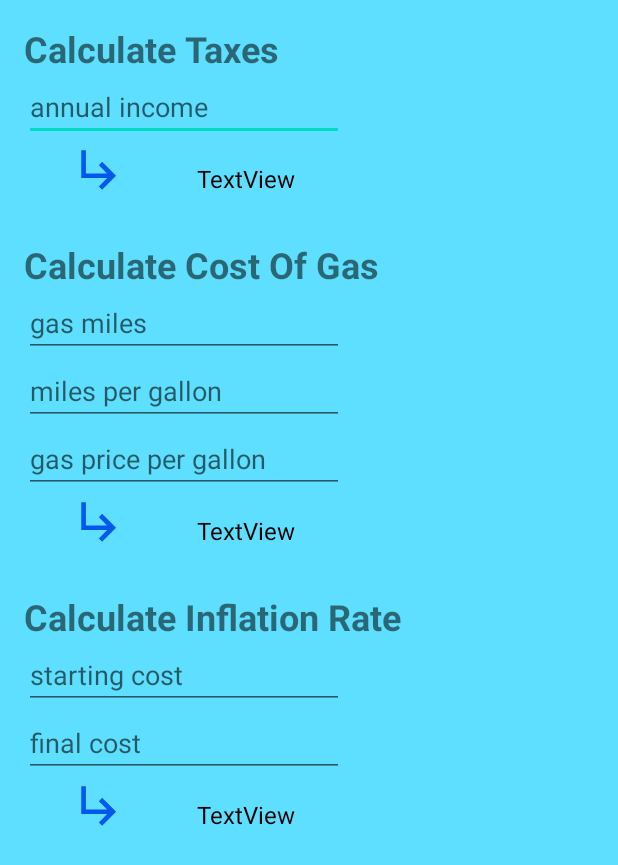
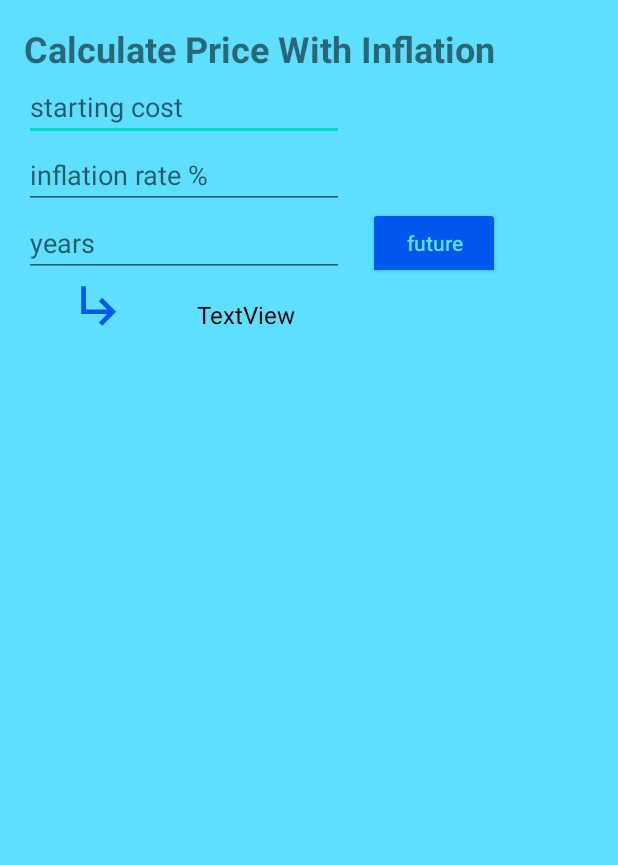
Before and after one commit to edcres/for-fun, an Android app: the layout activity_main.xml on its own in the app's theme, with its tools: preview values and no code run, on a phone screen of 412 x 824 dp. Shown: the top 865 px of the screen. Run offline under Robolectric (Android 15) with nearby library versions, the light colour scheme and no system bars.

Commit message:
Inflation value UI done.

```diff
--- a/interest-inflation-clalc/app/src/main/java/com/example/interestinflationcalc/MainActivity.kt
+++ b/interest-inflation-clalc/app/src/main/java/com/example/interestinflationcalc/MainActivity.kt
@@ -60,6 +60,22 @@ class MainActivity : AppCompatActivity() {
                     inflationRateAnswerTxt.text = getInflationRate(
                         inflationRateStartStr.toDouble(),
                         inflationRateEndStr.toDouble()
+                    ).toString()
+                }   // todo: make sure the answer is in percent
+            }
+
+            inflationValueBtn.setOnClickListener {
+                val inflationValStartStr = inflationValStartEt.text.toString()
+                val inflationRateStr = inflationRateEt.text.toString()
+                val inflationYearsStr = inflationYearsEt.text.toString()
+                if (inflationValStartStr.isNotEmpty() && inflationRateStr.isNotEmpty()
+                    && inflationYearsStr.isNotEmpty()
+                ) {
+                    inflationValueAnswerTxt.text = getPriceWithInflation(
+                        inflationValStartStr.toDouble(),
+                        inflationRateStr.toDouble() / 100,
+                        inflationYearsStr.toInt(),
+                        pastInflationToggleBtn.isChecked    // if true is past
                     ).toString()
                 }
             }
--- a/interest-inflation-clalc/app/src/main/res/layout/activity_main.xml
+++ b/interest-inflation-clalc/app/src/main/res/layout/activity_main.xml
@@ -16,31 +16,234 @@
 
             <androidx.constraintlayout.widget.ConstraintLayout
                 android:layout_width="match_parent"
-                android:layout_height="600dp">
+                android:layout_height="700dp">
+
+<!--                <TextView-->
+<!--                    android:id="@+id/calc_taxes_txt"-->
+<!--                    android:layout_width="wrap_content"-->
+<!--                    android:layout_height="wrap_content"-->
+<!--                    android:layout_margin="16dp"-->
+<!--                    android:text="Calculate Taxes"-->
+<!--                    android:textSize="24sp"-->
+<!--                    android:textStyle="bold"-->
+<!--                    app:layout_constraintStart_toStartOf="parent"-->
+<!--                    app:layout_constraintTop_toTopOf="parent" />-->
+
+<!--                <EditText-->
+<!--                    android:id="@+id/annual_income_et"-->
+<!--                    android:layout_width="wrap_content"-->
+<!--                    android:layout_height="wrap_content"-->
+<!--                    android:ems="10"-->
+<!--                    android:hint="annual income"-->
+<!--                    android:inputType="number|numberDecimal"-->
+<!--                    app:layout_constraintStart_toStartOf="@+id/calc_taxes_txt"-->
+<!--                    app:layout_constraintTop_toBottomOf="@+id/calc_taxes_txt" />-->
+
+<!--                <ImageButton-->
+<!--                    android:id="@+id/annual_income_btn"-->
+<!--                    android:layout_width="wrap_content"-->
+<!--                    android:layout_height="wrap_content"-->
+<!--                    android:layout_marginStart="16dp"-->
+<!--                    android:background="@color/transparent"-->
+<!--                    android:paddingStart="16dp"-->
+<!--                    android:paddingEnd="16dp"-->
+<!--                    android:paddingBottom="16dp"-->
+<!--                    app:layout_constraintStart_toStartOf="@+id/annual_income_et"-->
+<!--                    app:layout_constraintTop_toBottomOf="@+id/annual_income_et"-->
+<!--                    app:srcCompat="@drawable/ic_enter_24" />-->
+
+<!--                <TextView-->
+<!--                    android:id="@+id/annual_income_answer_txt"-->
+<!--                    android:layout_width="wrap_content"-->
+<!--                    android:layout_height="wrap_content"-->
+<!--                    android:text="TextView"-->
+<!--                    android:textColor="@color/black"-->
+<!--                    android:textSize="16sp"-->
+<!--                    app:layout_constraintBottom_toBottomOf="@+id/annual_income_btn"-->
+<!--                    app:layout_constraintEnd_toEndOf="@+id/annual_income_et"-->
+<!--                    app:layout_constraintStart_toEndOf="@+id/annual_income_btn"-->
+<!--                    app:layout_constraintTop_toTopOf="@+id/annual_income_btn" />-->
+
+<!--                <TextView-->
+<!--                    android:id="@+id/gas_cost_txt"-->
+<!--                    android:layout_width="wrap_content"-->
+<!--                    android:layout_height="wrap_content"-->
+<!--                    android:layout_margin="16dp"-->
+<!--                    android:text="Calculate Cost Of Gas"-->
+<!--                    android:textSize="24sp"-->
+<!--                    android:textStyle="bold"-->
+<!--                    app:layout_constraintStart_toStartOf="parent"-->
+<!--                    app:layout_constraintTop_toBottomOf="@+id/annual_income_btn" />-->
+
+<!--                <EditText-->
+<!--                    android:id="@+id/gas_miles_et"-->
+<!--                    android:layout_width="wrap_content"-->
+<!--                    android:layout_height="wrap_content"-->
+<!--                    android:ems="10"-->
+<!--                    android:hint="gas miles"-->
+<!--                    android:inputType="number|numberDecimal"-->
+<!--                    app:layout_constraintStart_toStartOf="@+id/gas_cost_txt"-->
+<!--                    app:layout_constraintTop_toBottomOf="@+id/gas_cost_txt" />-->
+
+<!--                <EditText-->
+<!--                    android:id="@+id/miles_per_gallon_et"-->
+<!--                    android:layout_width="wrap_content"-->
+<!--                    android:layout_height="wrap_content"-->
+<!--                    android:ems="10"-->
+<!--                    android:hint="miles per gallon"-->
+<!--                    android:inputType="number|numberDecimal"-->
+<!--                    app:layout_constraintStart_toStartOf="@+id/gas_miles_et"-->
+<!--                    app:layout_constraintTop_toBottomOf="@+id/gas_miles_et" />-->
+
+<!--                <EditText-->
+<!--                    android:id="@+id/gas_price_per_gallon_et"-->
+<!--                    android:layout_width="wrap_content"-->
+<!--                    android:layout_height="wrap_content"-->
+<!--                    android:ems="10"-->
+<!--                    android:hint="gas price per gallon"-->
+<!--                    android:inputType="number|numberDecimal"-->
+<!--                    app:layout_constraintStart_toStartOf="@+id/miles_per_gallon_et"-->
+<!--                    app:layout_constraintTop_toBottomOf="@+id/miles_per_gallon_et" />-->
+
+<!--                <ImageButton-->
+<!--                    android:id="@+id/gas_cost_btn"-->
+<!--                    android:layout_width="wrap_content"-->
+<!--                    android:layout_height="wrap_content"-->
+<!--                    android:background="@color/transparent"-->
+<!--                    android:layout_marginStart="16dp"-->
+<!--                    android:paddingStart="16dp"-->
+<!--                    android:paddingEnd="16dp"-->
+<!--                    android:paddingBottom="16dp"-->
+<!--                    app:layout_constraintStart_toStartOf="@+id/gas_price_per_gallon_et"-->
+<!--                    app:layout_constraintTop_toBottomOf="@+id/gas_price_per_gallon_et"-->
+<!--                    app:srcCompat="@drawable/ic_enter_24" />-->
+
+<!--                <TextView-->
+<!--                    android:id="@+id/gas_cost_answer_txt"-->
+<!--                    android:layout_width="wrap_content"-->
+<!--                    android:layout_height="wrap_content"-->
+<!--                    android:text="TextView"-->
+<!--                    android:textColor="@color/black"-->
+<!--                    android:textSize="16sp"-->
+<!--                    app:layout_constraintBottom_toBottomOf="@+id/gas_cost_btn"-->
+<!--                    app:layout_constraintEnd_toEndOf="@+id/gas_price_per_gallon_et"-->
+<!--                    app:layout_constraintStart_toEndOf="@+id/annual_income_btn"-->
+<!--                    app:layout_constraintTop_toTopOf="@+id/gas_cost_btn" />-->
+
+<!--                <TextView-->
+<!--                    android:id="@+id/inflation_rate_txt"-->
+<!--                    android:layout_width="wrap_content"-->
+<!--                    android:layout_height="wrap_content"-->
+<!--                    android:layout_margin="16dp"-->
+<!--                    android:text="Calculate Inflation Rate"-->
+<!--                    android:textSize="24sp"-->
+<!--                    android:textStyle="bold"-->
+<!--                    app:layout_constraintStart_toStartOf="parent"-->
+<!--                    app:layout_constraintTop_toBottomOf="@+id/gas_cost_btn" />-->
+
+<!--                <EditText-->
+<!--                    android:id="@+id/inflation_rate_start_et"-->
+<!--                    android:layout_width="wrap_content"-->
+<!--                    android:layout_height="wrap_content"-->
+<!--                    android:ems="10"-->
+<!--                    android:hint="starting cost"-->
+<!--                    android:inputType="number|numberDecimal"-->
+<!--                    app:layout_constraintStart_toStartOf="@+id/inflation_rate_txt"-->
+<!--                    app:layout_constraintTop_toBottomOf="@+id/inflation_rate_txt" />-->
+
+<!--                <EditText-->
+<!--                    android:id="@+id/inflation_rate_end_et"-->
+<!--                    android:layout_width="wrap_content"-->
+<!--                    android:layout_height="wrap_content"-->
+<!--                    android:ems="10"-->
+<!--                    android:hint="final cost"-->
+<!--                    android:inputType="number|numberDecimal"-->
+<!--                    app:layout_constraintStart_toStartOf="@+id/inflation_rate_start_et"-->
+<!--                    app:layout_constraintTop_toBottomOf="@+id/inflation_rate_start_et" />-->
+
+<!--                <ImageButton-->
+<!--                    android:id="@+id/inflation_rate_btn"-->
+<!--                    android:layout_width="wrap_content"-->
+<!--                    android:layout_height="wrap_content"-->
+<!--                    android:background="@color/transparent"-->
+<!--                    android:layout_marginStart="16dp"-->
+<!--                    android:paddingStart="16dp"-->
+<!--                    android:paddingEnd="16dp"-->
+<!--                    android:paddingBottom="16dp"-->
+<!--                    app:layout_constraintStart_toStartOf="@+id/inflation_rate_end_et"-->
+<!--                    app:layout_constraintTop_toBottomOf="@+id/inflation_rate_end_et"-->
+<!--                    app:srcCompat="@drawable/ic_enter_24" />-->
+
+<!--                <TextView-->
+<!--                    android:id="@+id/inflation_rate_answer_txt"-->
+<!--                    android:layout_width="wrap_content"-->
+<!--                    android:layout_height="wrap_content"-->
+<!--                    android:text="TextView"-->
+<!--                    android:textColor="@color/black"-->
+<!--                    android:textSize="16sp"-->
+<!--                    app:layout_constraintBottom_toBottomOf="@+id/inflation_rate_btn"-->
+<!--                    app:layout_constraintEnd_toEndOf="@+id/inflation_rate_end_et"-->
+<!--                    app:layout_constraintStart_toEndOf="@+id/inflation_rate_btn"-->
+<!--                    app:layout_constraintTop_toTopOf="@+id/inflation_rate_btn" />-->
+
 
                 <TextView
-                    android:id="@+id/calc_taxes_txt"
+                    android:id="@+id/price_with_inflation_txt"
                     android:layout_width="wrap_content"
                     android:layout_height="wrap_content"
                     android:layout_margin="16dp"
-                    android:text="Calculate Taxes"
+                    android:text="Calculate Price With Inflation"
                     android:textSize="24sp"
                     android:textStyle="bold"
                     app:layout_constraintStart_toStartOf="parent"
                     app:layout_constraintTop_toTopOf="parent" />
 
                 <EditText
-                    android:id="@+id/annual_income_et"
+                    android:id="@+id/inflation_val_start_et"
                     android:layout_width="wrap_content"
                     android:layout_height="wrap_content"
                     android:ems="10"
-                    android:hint="annual income"
+                    android:hint="starting cost"
                     android:inputType="number|numberDecimal"
-                    app:layout_constraintStart_toStartOf="@+id/calc_taxes_txt"
-                    app:layout_constraintTop_toBottomOf="@+id/calc_taxes_txt" />
+                    app:layout_constraintStart_toStartOf="@+id/price_with_inflation_txt"
+                    app:layout_constraintTop_toBottomOf="@+id/price_with_inflation_txt" />
+
+                <EditText
+                    android:id="@+id/inflation_rate_et"
+                    android:layout_width="wrap_content"
+                    android:layout_height="wrap_content"
+                    android:ems="10"
+                    android:hint="inflation rate %"
+                    android:inputType="number|numberDecimal"
+                    app:layout_constraintStart_toStartOf="@+id/inflation_val_start_et"
+                    app:layout_constraintTop_toBottomOf="@+id/inflation_val_start_et" />
+
+                <EditText
+                    android:id="@+id/inflation_years_et"
+                    android:layout_width="wrap_content"
+                    android:layout_height="wrap_content"
+                    android:ems="10"
+                    android:hint="years"
+                    android:inputType="number|numberDecimal"
+                    app:layout_constraintStart_toStartOf="@+id/inflation_rate_et"
+                    app:layout_constraintTop_toBottomOf="@+id/inflation_rate_et" />
+
+                <ToggleButton
+                    android:id="@+id/past_inflation_toggle_btn"
+                    android:layout_width="wrap_content"
+                    android:layout_height="wrap_content"
+                    android:layout_marginStart="16dp"
+                    android:textOff="future"
+                    android:textOn="past"
+                    android:backgroundTint="@color/highlight"
+                    android:textColor="@color/main"
+                    android:textAllCaps="false"
+                    app:layout_constraintBottom_toBottomOf="@+id/inflation_years_et"
+                    app:layout_constraintStart_toEndOf="@+id/inflation_years_et"
+                    app:layout_constraintTop_toTopOf="@+id/inflation_years_et" />
 
                 <ImageButton
-                    android:id="@+id/annual_income_btn"
+                    android:id="@+id/inflation_value_btn"
                     android:layout_width="wrap_content"
                     android:layout_height="wrap_content"
                     android:layout_marginStart="16dp"
@@ -48,146 +251,21 @@
                     android:paddingStart="16dp"
                     android:paddingEnd="16dp"
                     android:paddingBottom="16dp"
-                    app:layout_constraintStart_toStartOf="@+id/annual_income_et"
-                    app:layout_constraintTop_toBottomOf="@+id/annual_income_et"
+                    app:layout_constraintStart_toStartOf="@+id/inflation_years_et"
+                    app:layout_constraintTop_toBottomOf="@+id/inflation_years_et"
                     app:srcCompat="@drawable/ic_enter_24" />
 
                 <TextView
-                    android:id="@+id/annual_income_answer_txt"
+                    android:id="@+id/inflation_value_answer_txt"
                     android:layout_width="wrap_content"
                     android:layout_height="wrap_content"
                     android:text="TextView"
                     android:textColor="@color/black"
                     android:textSize="16sp"
-                    app:layout_constraintBottom_toBottomOf="@+id/annual_income_btn"
-                    app:layout_constraintEnd_toEndOf="@+id/annual_income_et"
-                    app:layout_constraintStart_toEndOf="@+id/annual_income_btn"
-                    app:layout_constraintTop_toTopOf="@+id/annual_income_btn" />
-
-                <TextView
-                    android:id="@+id/gas_cost_txt"
-                    android:layout_width="wrap_content"
-                    android:layout_height="wrap_content"
-                    android:layout_margin="16dp"
-                    android:text="Calculate Cost Of Gas"
-                    android:textSize="24sp"
-                    android:textStyle="bold"
-                    app:layout_constraintStart_toStartOf="parent"
-                    app:layout_constraintTop_toBottomOf="@+id/annual_income_btn" />
-
-                <EditText
-                    android:id="@+id/gas_miles_et"
-                    android:layout_width="wrap_content"
-                    android:layout_height="wrap_content"
-                    android:ems="10"
-                    android:hint="gas miles"
-                    android:inputType="number|numberDecimal"
-                    app:layout_constraintStart_toStartOf="@+id/gas_cost_txt"
-                    app:layout_constraintTop_toBottomOf="@+id/gas_cost_txt" />
-
-                <EditText
-                    android:id="@+id/miles_per_gallon_et"
-                    android:layout_width="wrap_content"
-                    android:layout_height="wrap_content"
-                    android:ems="10"
-                    android:hint="miles per gallon"
-                    android:inputType="number|numberDecimal"
-                    app:layout_constraintStart_toStartOf="@+id/gas_miles_et"
-                    app:layout_constraintTop_toBottomOf="@+id/gas_miles_et" />
-
-                <EditText
-                    android:id="@+id/gas_price_per_gallon_et"
-                    android:layout_width="wrap_content"
-                    android:layout_height="wrap_content"
-                    android:ems="10"
-                    android:hint="gas price per gallon"
-                    android:inputType="number|numberDecimal"
-                    app:layout_constraintStart_toStartOf="@+id/miles_per_gallon_et"
-                    app:layout_constraintTop_toBottomOf="@+id/miles_per_gallon_et" />
-
-                <ImageButton
-                    android:id="@+id/gas_cost_btn"
-                    android:layout_width="wrap_content"
-                    android:layout_height="wrap_content"
-                    android:background="@color/transparent"
-                    android:layout_marginStart="16dp"
-                    android:paddingStart="16dp"
-                    android:paddingEnd="16dp"
-                    android:paddingBottom="16dp"
-                    app:layout_constraintStart_toStartOf="@+id/gas_price_per_gallon_et"
-                    app:layout_constraintTop_toBottomOf="@+id/gas_price_per_gallon_et"
-                    app:srcCompat="@drawable/ic_enter_24" />
-
-                <TextView
-                    android:id="@+id/gas_cost_answer_txt"
-                    android:layout_width="wrap_content"
-                    android:layout_height="wrap_content"
-                    android:text="TextView"
-                    android:textColor="@color/black"
-                    android:textSize="16sp"
-                    app:layout_constraintBottom_toBottomOf="@+id/gas_cost_btn"
-                    app:layout_constraintEnd_toEndOf="@+id/gas_price_per_gallon_et"
-                    app:layout_constraintStart_toEndOf="@+id/annual_income_btn"
-                    app:layout_constraintTop_toTopOf="@+id/gas_cost_btn" />
-
-                <TextView
-                    android:id="@+id/inflation_rate_txt"
-                    android:layout_width="wrap_content"
-                    android:layout_height="wrap_content"
-                    android:layout_margin="16dp"
-                    android:text="Calculate Inflation Rate"
-                    android:textSize="24sp"
-                    android:textStyle="bold"
-                    app:layout_constraintStart_toStartOf="parent"
-                    app:layout_constraintTop_toBottomOf="@+id/gas_cost_btn" />
-
-                <EditText
-                    android:id="@+id/inflation_rate_start_et"
-                    android:layout_width="wrap_content"
-                    android:layout_height="wrap_content"
-                    android:ems="10"
-                    android:hint="starting cost"
-                    android:inputType="number|numberDecimal"
-                    app:layout_constraintStart_toStartOf="@+id/inflation_rate_txt"
-                    app:layout_constraintTop_toBottomOf="@+id/inflation_rate_txt" />
-
-                <EditText
-                    android:id="@+id/inflation_rate_end_et"
-                    android:layout_width="wrap_content"
-                    android:layout_height="wrap_content"
-                    android:ems="10"
-                    android:hint="final cost"
-                    android:inputType="number|numberDecimal"
-                    app:layout_constraintStart_toStartOf="@+id/inflation_rate_start_et"
-                    app:layout_constraintTop_toBottomOf="@+id/inflation_rate_start_et" />
-
-                <ImageButton
-                    android:id="@+id/inflation_rate_btn"
-                    android:layout_width="wrap_content"
-                    android:layout_height="wrap_content"
-                    android:background="@color/transparent"
-                    android:layout_marginStart="16dp"
-                    android:paddingStart="16dp"
-                    android:paddingEnd="16dp"
-                    android:paddingBottom="16dp"
-                    app:layout_constraintStart_toStartOf="@+id/inflation_rate_end_et"
-                    app:layout_constraintTop_toBottomOf="@+id/inflation_rate_end_et"
-                    app:srcCompat="@drawable/ic_enter_24" />
-
-                <TextView
-                    android:id="@+id/inflation_rate_answer_txt"
-                    android:layout_width="wrap_content"
-                    android:layout_height="wrap_content"
-                    android:text="TextView"
-                    android:textColor="@color/black"
-                    android:textSize="16sp"
-                    app:layout_constraintBottom_toBottomOf="@+id/inflation_rate_btn"
-                    app:layout_constraintEnd_toEndOf="@+id/inflation_rate_end_et"
-                    app:layout_constraintStart_toEndOf="@+id/inflation_rate_btn"
-                    app:layout_constraintTop_toTopOf="@+id/inflation_rate_btn" />
-
-
-
+                    app:layout_constraintBottom_toBottomOf="@+id/inflation_value_btn"
+                    app:layout_constraintEnd_toEndOf="@+id/inflation_years_et"
+                    app:layout_constraintStart_toEndOf="@+id/inflation_value_btn"
+                    app:layout_constraintTop_toTopOf="@+id/inflation_value_btn" />
 
 
 
@@ -204,17 +282,6 @@
 
 
                 <TextView
-                    android:id="@+id/price_with_inflation_txt"
-                    android:layout_width="wrap_content"
-                    android:layout_height="wrap_content"
-                    android:layout_margin="16dp"
-                    android:text="Calculate Price With Inflation"
-                    android:textSize="24sp"
-                    android:textStyle="bold"
-                    app:layout_constraintStart_toStartOf="parent"
-                    app:layout_constraintTop_toBottomOf="parent" />
-
-                <TextView
                     android:id="@+id/simple_interest_txt"
                     android:layout_width="wrap_content"
                     android:layout_height="wrap_content"
@@ -223,7 +290,7 @@
                     android:textSize="24sp"
                     android:textStyle="bold"
                     app:layout_constraintStart_toStartOf="parent"
-                    app:layout_constraintTop_toBottomOf="@+id/price_with_inflation_txt" />
+                    app:layout_constraintTop_toBottomOf="parent" />
 
                 <TextView
                     android:id="@+id/compound_interest_txt"
```
